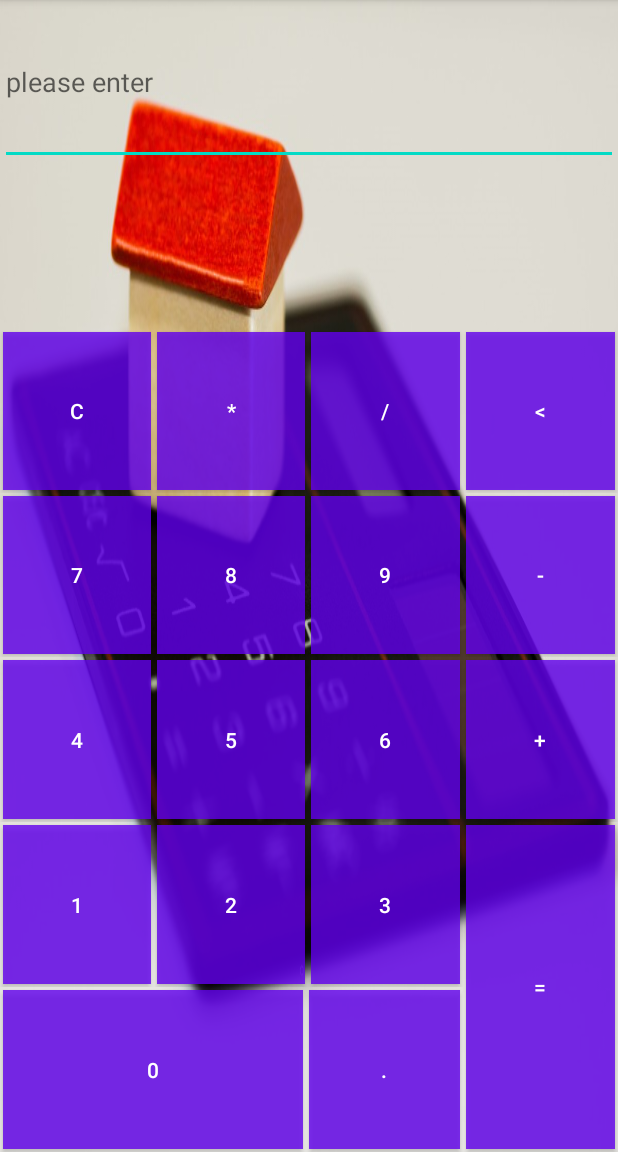
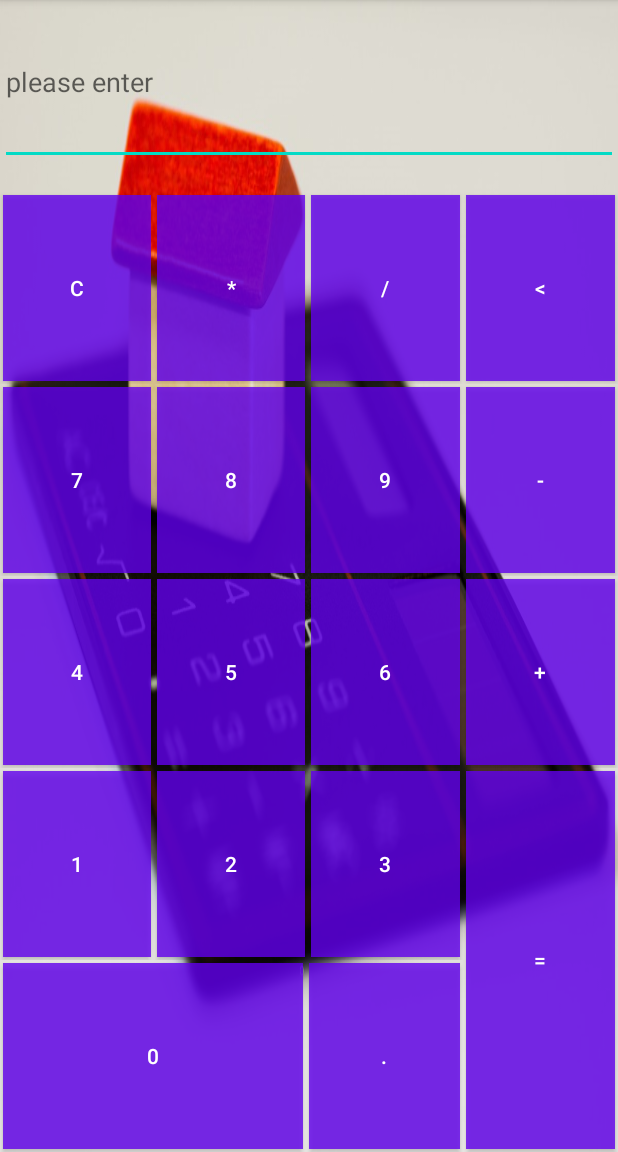
Before and after one commit to kosmowolf/Calc, an Android app: the screen it shows after launch (MainActivity), on a phone screen of 412 x 824 dp, the part 84-1236 px from its top. Run offline under Robolectric (Android 15) with nearby library versions, the phone set to English and light mode, and no system bars.

Commit message:
ДЗ ко 3му уроку

```diff
--- a/Calc/app/src/main/java/com/example/calc/MainActivity.java
+++ b/Calc/app/src/main/java/com/example/calc/MainActivity.java
@@ -11,24 +11,25 @@ import android.widget.EditText;
 public class MainActivity extends AppCompatActivity implements View.OnClickListener {
     // Создать объект Button
     Button button_c; //c
-    Button button_xing; //*
-    Button button_chu; // /
-    Button button_xiaoyu; // <
+    Button button_multiple; //*
+    Button button_divide; // /
+    Button button_less; // <
     Button button_7; // 7
     Button button_8; //8
     Button button_9; //9
-    Button button_jian; // -
+    Button button_minus; // -
     Button button_4; // 4
     Button button_5; // 5
     Button button_6; // 6
-    Button button_jia; // +
+    Button button_plus; // +
     Button button_1; // 1
     Button button_2; // 2
     Button button_3; // 3
     Button button_0; // 0
-    Button button_dian; // .
-    Button button_dengyu; // =
+    Button button_point; // .
+    Button button_equal; // =
     EditText result;
+
     // Признак, что поле редактирования текста очищено
     boolean is_clear;
 
@@ -36,53 +37,56 @@ public class MainActivity extends AppCompatActivity implements View.OnClickListe
     protected void onCreate(Bundle savedInstanceState) {
         super.onCreate(savedInstanceState);
         setContentView(R.layout.activity_main);
+
         // Создаем экземпляр объекта
 
         Button button_c = (Button) findViewById(R.id.button_c);
-        Button button_xing = (Button)findViewById(R.id.button_xing);
-        Button button_chu = (Button)findViewById(R.id.button_chu);
-        Button button_xiaoyu = (Button)findViewById(R.id.button_xiaoyu);
-        Button button_7 = (Button)findViewById(R.id.button_7);
-        Button button_8 = (Button)findViewById(R.id.button_8);
-        Button button_9 = (Button)findViewById(R.id.button_9);
-        Button button_jian = (Button)findViewById(R.id.button_jian);
-        Button button_4 = (Button)findViewById(R.id.button_4);
-        Button button_5 = (Button)findViewById(R.id.button_5);
-        Button button_6 = (Button)findViewById(R.id.button_6);
-        Button button_jia = (Button)findViewById(R.id.button_jia);
-        Button button_1 = (Button)findViewById(R.id.button_1);
-        Button button_2 = (Button)findViewById(R.id.button_2);
-        Button button_3 = (Button)findViewById(R.id.button_3);
-        Button button_0 = (Button)findViewById(R.id.button_0);
-        Button button_dian = (Button)findViewById(R.id.button_dian);
-        Button button_dengyu = (Button)findViewById(R.id.button_dengyu);
+        Button button_multiple = (Button) findViewById(R.id.button_multiple);
+        Button button_divide = (Button) findViewById(R.id.button_divide);
+        Button button_less = (Button) findViewById(R.id.button_less);
+        Button button_7 = (Button) findViewById(R.id.button_7);
+        Button button_8 = (Button) findViewById(R.id.button_8);
+        Button button_9 = (Button) findViewById(R.id.button_9);
+        Button button_minus = (Button) findViewById(R.id.button_minus);
+        Button button_4 = (Button) findViewById(R.id.button_4);
+        Button button_5 = (Button) findViewById(R.id.button_5);
+        Button button_6 = (Button) findViewById(R.id.button_6);
+        Button button_plus = (Button) findViewById(R.id.button_plus);
+        Button button_1 = (Button) findViewById(R.id.button_1);
+        Button button_2 = (Button) findViewById(R.id.button_2);
+        Button button_3 = (Button) findViewById(R.id.button_3);
+        Button button_0 = (Button) findViewById(R.id.button_0);
+        Button button_point = (Button) findViewById(R.id.button_point);
+        Button button_equal = (Button) findViewById(R.id.button_equal);
         EditText result = (EditText) findViewById(R.id.editText);
+        System.out.println(result.length());
 
         // Устанавливаем объект нажатия на кнопку
 
         button_c.setOnClickListener(this);
-        button_xing.setOnClickListener(this);
-        button_chu.setOnClickListener(this);
-        button_xiaoyu.setOnClickListener(this);
+        button_multiple.setOnClickListener(this);
+        button_divide.setOnClickListener(this);
+        button_less.setOnClickListener(this);
         button_7.setOnClickListener(this);
         button_8.setOnClickListener(this);
         button_9.setOnClickListener(this);
-        button_jian.setOnClickListener(this);
+        button_minus.setOnClickListener(this);
         button_4.setOnClickListener(this);
         button_5.setOnClickListener(this);
         button_6.setOnClickListener(this);
-        button_jia.setOnClickListener(this);
+        button_plus.setOnClickListener(this);
         button_1.setOnClickListener(this);
         button_2.setOnClickListener(this);
         button_3.setOnClickListener(this);
         button_0.setOnClickListener(this);
-        button_dian.setOnClickListener(this);
-        button_dengyu.setOnClickListener(this);
+        button_point.setOnClickListener(this);
+        button_equal.setOnClickListener(this);
     }
+
     @Override
     public void onClick(View v) {
         String str = result.getText().toString();
-        switch (v.getId()){
+        switch (v.getId()) {
             case R.id.button_0:
             case R.id.button_1:
             case R.id.button_2:
@@ -93,107 +97,103 @@ public class MainActivity extends AppCompatActivity implements View.OnClickListe
             case R.id.button_7:
             case R.id.button_8:
             case R.id.button_9:
-                if(result.length()==0){
+                if (result.length() == 0) {
 
                     str = "";
                     result.setText("");
 
                 }
 
-                result.setText(str+((Button)v).getText());
+                result.setText(str + ((Button) v).getText());
                 break;
 
 
-            case R.id.button_dian:
-                if(result.length()==0){
+            case R.id.button_point:
+                if (result.length() == 0) {
                     return;
-                }
-                else {
-                    Log.d("homework_3","aaa");
-                    result.setText(str+((Button)v).getText());
+                } else {
+                    Log.d("homework_3", "aaa");
+                    result.setText(str + ((Button) v).getText());
                     break;
                 }
-            case R.id.button_xiaoyu:
+            case R.id.button_less:
                 if (is_clear) {
-                    is_clear =false ;
-                    str ="" ;
+                    is_clear = false;
+                    str = "";
                     result.setText("");
-                }else if (str!=null&&!str.equals("")){
-                    result.setText(str.substring(0,str.length()-1));
+                } else if (str != null && !str.equals("")) {
+                    result.setText(str.substring(0, str.length() - 1));
                 }
                 break;
 
-            case R.id.button_jia:
-            case R.id.button_jian:
-            case R.id.button_xing:
-            case R.id.button_chu:
-                if (result.length()==0)
-                {
+            case R.id.button_plus:
+            case R.id.button_minus:
+            case R.id.button_multiple:
+            case R.id.button_divide:
+                if (result.length() == 0) {
                     str = "";
                     result.setText("");
                 }
-                result.setText(str+" "+((Button)v).getText()+" ");
+                result.setText(str + " " + ((Button) v).getText() + " ");
                 break;
 
             case R.id.button_c:
                 is_clear = false;
                 result.setText("");
-            case R.id.button_dengyu:
-                Log.d("homework_3","=");
+            case R.id.button_equal:
+                Log.d("homework_3", "=");
                 getResult();
                 break;
         }
 
     }
-    private void getResult(){
+
+    private void getResult() {
         String exp = result.getText().toString();
-        if (exp==null||exp.equals(""))
-        {
+        if (exp == null || exp.equals("")) {
             return;
         }
-        if(!exp.contains(" "))
-        {
+        if (!exp.contains(" ")) {
             return;
         }
-        if (is_clear)
-        {
+        if (is_clear) {
             is_clear = false;
             return;
         }
         is_clear = true;
         double Result = 0;
-        // public int indexof (INT CH): Returns the index of the first appearance in the string
-        String s1 = exp.substring(0,exp.indexOf(" "));// Find the first number
-        Log.d("homework_3",s1);
-        String op = exp.substring(exp.indexOf(" ")+1,exp.indexOf(" ")+2);// Find the operator
-        Log.d("homework_3",op);
-        String s2 = exp.substring(exp.indexOf(" ")+3);// Find the second number
-        Log.d("homework_3",s2);
-        if (!s1.equals(" ")&&!s2.equals(" ")){
+        // public int indexof (INT CH): возвращает индекс первого появления в строке
+        String s1 = exp.substring(0, exp.indexOf(" "));// Find the first number
+        Log.d("homework_3", s1);
+        String op = exp.substring(exp.indexOf(" ") + 1, exp.indexOf(" ") + 2);// Найти оператор
+        Log.d("homework_3", op);
+        String s2 = exp.substring(exp.indexOf(" ") + 3);// найти 2 номер
+        Log.d("homework_3", s2);
+        if (!s1.equals(" ") && !s2.equals(" ")) {
             double d1 = Double.parseDouble(s1);
             double d2 = Double.parseDouble(s2);
-            if(op.equals("+")){
-                Result = d1+d2;
+            if (op.equals("+")) {
+                Result = d1 + d2;
                 String o = String.valueOf(Result);
-                Log.d("homework_3",o);
+                Log.d("homework_3", o);
                 result.setText(o);
                 return;
-            }else if (op.equals("-")){
-                Result = d1-d2;
+            } else if (op.equals("-")) {
+                Result = d1 - d2;
                 String o = String.valueOf(Result);
-                Log.d("homework_3",o);
+                Log.d("homework_3", o);
                 result.setText(o);
                 return;
-            }else if (op.equals("*")){
-                Result = d1*d2;
+            } else if (op.equals("*")) {
+                Result = d1 * d2;
                 String o = String.valueOf(Result);
-                Log.d("homework_3",o);
+                Log.d("homework_3", o);
                 result.setText(o);
                 return;
-            }else if (op.equals("/")){
-                Result = d1/d2;
+            } else if (op.equals("/")) {
+                Result = d1 / d2;
                 String o = String.valueOf(Result);
-                Log.d("homework_3",o);
+                Log.d("homework_3", o);
                 result.setText(o);
                 return;
             }
--- a/Calc/app/src/main/res/layout/activity_main.xml
+++ b/Calc/app/src/main/res/layout/activity_main.xml
@@ -5,16 +5,25 @@
     android:id="@+id/mc"
     android:layout_width="match_parent"
     android:layout_height="match_parent"
-    android:orientation="vertical"
-    android:background="@mipmap/calculator_budget">
+    android:background="@mipmap/calculator_budget"
+    android:orientation="vertical">
 
-    <EditText
-        android:id="@+id/editText"
+
+
+    <LinearLayout
         android:layout_width="match_parent"
-        android:layout_height="110dp"
-        android:ems="10"
-        android:inputType="textPersonName"
-        android:hint="please enter" />
+        android:layout_height="0dp"
+        android:layout_weight="1"
+        android:orientation="horizontal">
+        <EditText
+            android:id="@+id/editText"
+            android:layout_width="match_parent"
+            android:layout_height="110dp"
+            android:ems="10"
+            android:hint="please enter"
+            android:inputType="textPersonName" />
+
+    </LinearLayout>
 
     <LinearLayout
         android:layout_width="match_parent"
@@ -22,59 +31,49 @@
         android:layout_weight="1"
         android:orientation="horizontal">
 
-
-    </LinearLayout>
-
-    <LinearLayout
-        android:layout_width="match_parent"
-        android:layout_height="0dp"
-        android:layout_weight="1"
-        android:orientation="horizontal"
-        >
-
         <Button
             android:id="@+id/button_c"
             android:layout_width="0dp"
             android:layout_height="match_parent"
             android:layout_margin="2dp"
             android:layout_weight="1"
+            android:background="#CCFF0000"
             android:insetTop="0dp"
             android:insetBottom="0dp"
-            android:text="c"
-            android:background="#CCFF0000"/>
+            android:text="c" />
 
         <Button
-            android:id="@+id/button_xing"
+            android:id="@+id/button_multiple"
             android:layout_width="0dp"
             android:layout_height="match_parent"
             android:layout_margin="2dp"
             android:layout_weight="1"
+            android:background="#CCFF0000"
             android:insetTop="0dp"
             android:insetBottom="0dp"
-            android:text="*"
-            android:background="#CCFF0000" />
+            android:text="*" />
 
         <Button
-            android:id="@+id/button_chu"
+            android:id="@+id/button_divide"
             android:layout_width="0dp"
             android:layout_height="match_parent"
             android:layout_margin="2dp"
             android:layout_weight="1"
+            android:background="#CCFF0000"
             android:insetTop="0dp"
             android:insetBottom="0dp"
-            android:text="/"
-            android:background="#CCFF0000"/>
+            android:text="/" />
 
         <Button
-            android:id="@+id/button_xiaoyu"
+            android:id="@+id/button_less"
             android:layout_width="0dp"
             android:layout_height="match_parent"
             android:layout_margin="2dp"
             android:layout_weight="1"
+            android:background="#CCFF0000"
             android:insetTop="0dp"
             android:insetBottom="0dp"
-            android:text="&lt;"
-            android:background="#CCFF0000"/>
+            android:text="&lt;" />
     </LinearLayout>
 
     <LinearLayout
@@ -89,10 +88,10 @@
             android:layout_height="match_parent"
             android:layout_margin="2dp"
             android:layout_weight="1"
+            android:background="#CCFF0000"
             android:insetTop="0dp"
             android:insetBottom="0dp"
-            android:text="7"
-            android:background="#CCFF0000"/>
+            android:text="7" />
 
         <Button
             android:id="@+id/button_8"
@@ -100,10 +99,10 @@
             android:layout_height="match_parent"
             android:layout_margin="2dp"
             android:layout_weight="1"
+            android:background="#CCFF0000"
             android:insetTop="0dp"
             android:insetBottom="0dp"
-            android:text="8"
-            android:background="#CCFF0000"/>
+            android:text="8" />
 
         <Button
             android:id="@+id/button_9"
@@ -111,21 +110,21 @@
             android:layout_height="match_parent"
             android:layout_margin="2dp"
             android:layout_weight="1"
+            android:background="#CCFF0000"
             android:insetTop="0dp"
             android:insetBottom="0dp"
-            android:text="9"
-            android:background="#CCFF0000"/>
+            android:text="9" />
 
         <Button
-            android:id="@+id/button_jian"
+            android:id="@+id/button_minus"
             android:layout_width="0dp"
             android:layout_height="match_parent"
             android:layout_margin="2dp"
             android:layout_weight="1"
+            android:background="#CCFF0000"
             android:insetTop="0dp"
             android:insetBottom="0dp"
-            android:text="-"
-            android:background="#CCFF0000"/>
+            android:text="-" />
     </LinearLayout>
 
     <LinearLayout
@@ -140,10 +139,10 @@
             android:layout_height="match_parent"
             android:layout_margin="2dp"
             android:layout_weight="1"
+            android:background="#CCFF0000"
             android:insetTop="0dp"
             android:insetBottom="0dp"
-            android:text="4"
-            android:background="#CCFF0000"/>
+            android:text="4" />
 
         <Button
             android:id="@+id/button_5"
@@ -151,10 +150,10 @@
             android:layout_height="match_parent"
             android:layout_margin="2dp"
             android:layout_weight="1"
+            android:background="#CCFF0000"
             android:insetTop="0dp"
             android:insetBottom="0dp"
-            android:text="5"
-            android:background="#CCFF0000"/>
+            android:text="5" />
 
         <Button
             android:id="@+id/button_6"
@@ -162,21 +161,21 @@
             android:layout_height="match_parent"
             android:layout_margin="2dp"
             android:layout_weight="1"
+            android:background="#CCFF0000"
             android:insetTop="0dp"
             android:insetBottom="0dp"
-            android:text="6"
-            android:background="#CCFF0000"/>
+            android:text="6" />
 
         <Button
-            android:id="@+id/button_jia"
+            android:id="@+id/button_plus"
             android:layout_width="0dp"
             android:layout_height="match_parent"
             android:layout_margin="2dp"
             android:layout_weight="1"
+            android:background="#CCFF0000"
             android:insetTop="0dp"
             android:insetBottom="0dp"
-            android:text="+"
-            android:background="#CCFF0000"/>
+            android:text="+" />
     </LinearLayout>
 
     <LinearLayout
@@ -209,10 +208,10 @@
                         android:layout_height="match_parent"
                         android:layout_margin="2dp"
                         android:layout_weight="1"
+                        android:background="#CCFF0000"
                         android:insetTop="0dp"
                         android:insetBottom="0dp"
-                        android:text="1"
-                        android:background="#CCFF0000"/>
+                        android:text="1" />
 
                     <Button
                         android:id="@+id/button_2"
@@ -220,10 +219,10 @@
                         android:layout_height="match_parent"
                         android:layout_margin="2dp"
                         android:layout_weight="1"
+                        android:background="#CCFF0000"
                         android:insetTop="0dp"
                         android:insetBottom="0dp"
-                        android:text="2"
-                        android:background="#CCFF0000"/>
+                        android:text="2" />
 
                     <Button
                         android:id="@+id/button_3"
@@ -231,10 +230,10 @@
                         android:layout_height="match_parent"
                         android:layout_margin="2dp"
                         android:layout_weight="1"
+                        android:background="#CCFF0000"
                         android:insetTop="0dp"
                         android:insetBottom="0dp"
-                        android:text="3"
-                        android:background="#CCFF0000"/>
+                        android:text="3" />
                 </LinearLayout>
 
                 <LinearLayout
@@ -249,21 +248,21 @@
                         android:layout_height="match_parent"
                         android:layout_margin="2dp"
                         android:layout_weight="2"
+                        android:background="#CCFF0000"
                         android:insetTop="0dp"
                         android:insetBottom="0dp"
-                        android:text="0"
-                        android:background="#CCFF0000"/>
+                        android:text="0" />
 
                     <Button
-                        android:id="@+id/button_dian"
+                        android:id="@+id/button_point"
                         android:layout_width="0dp"
                         android:layout_height="match_parent"
                         android:layout_margin="2dp"
                         android:layout_weight="1"
+                        android:background="#CCFF0000"
                         android:insetTop="0dp"
                         android:insetBottom="0dp"
-                        android:text="."
-                        android:background="#CCFF0000"/>
+                        android:text="." />
                 </LinearLayout>
 
             </LinearLayout>
@@ -277,15 +276,15 @@
             android:orientation="horizontal">
 
             <Button
-                android:id="@+id/button_dengyu"
+                android:id="@+id/button_equal"
                 android:layout_width="wrap_content"
                 android:layout_height="match_parent"
                 android:layout_margin="2dp"
                 android:layout_weight="1"
+                android:background="#CCFF0000"
                 android:insetTop="0dp"
                 android:insetBottom="0dp"
-                android:text="="
-                android:background="#CCFF0000"/>
+                android:text="=" />
         </LinearLayout>
     </LinearLayout>
 </LinearLayout>
```
